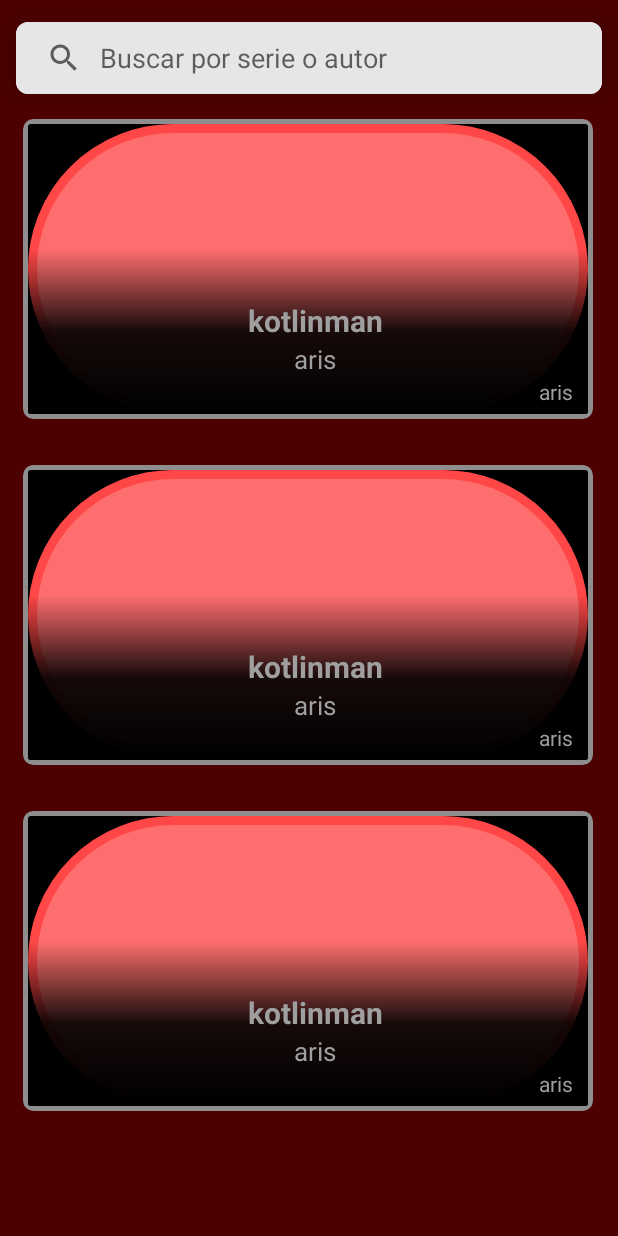
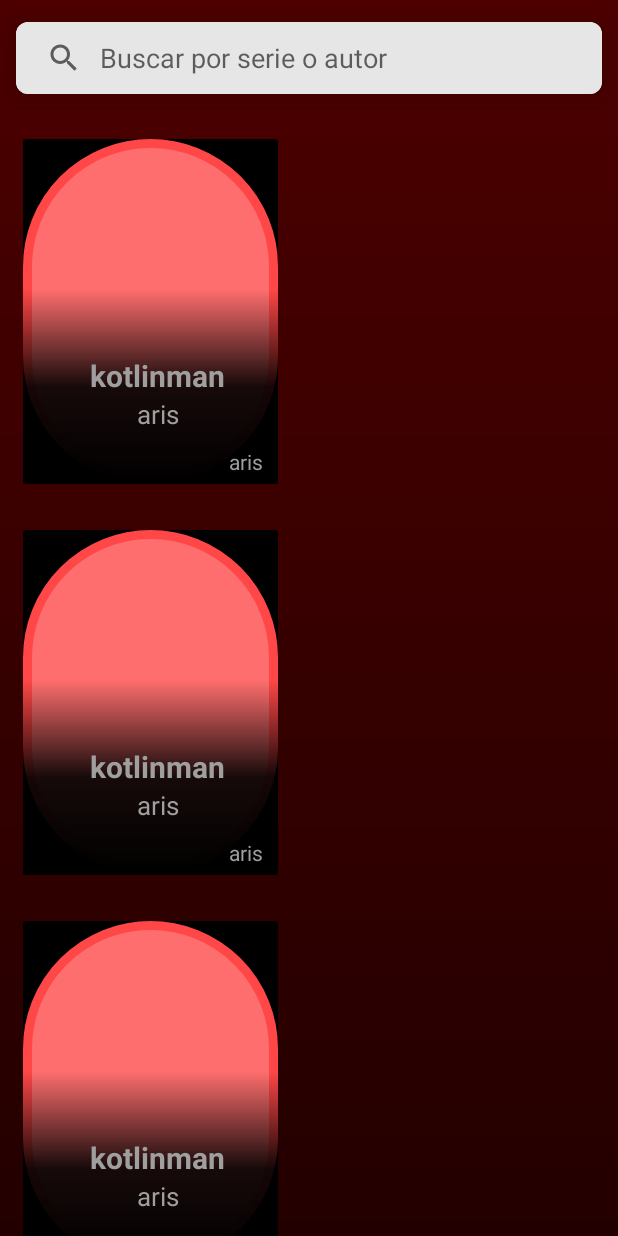
Before and after one commit to c4rlosrp/Projecto_Integrador, an Android app: the layout fragment_search.xml on its own in the app's theme, with its tools: preview values and no code run, on a phone screen of 412 x 824 dp. Run offline under Robolectric (Android 15) with nearby library versions, the phone set to English and light mode, and no system bars.

Commit message:
commit diseño

```diff
--- a/app/build.gradle
+++ b/app/build.gradle
@@ -30,10 +30,6 @@ android {
     kotlinOptions {
         jvmTarget = '1.8'
     }
-
-    viewBinding{
-        enabled = "true"
-    }
 }
 
 dependencies {
--- a/app/src/main/java/com/example/projectointegrador/BookFragment.kt
+++ b/app/src/main/java/com/example/projectointegrador/BookFragment.kt
@@ -1,19 +1,14 @@
 package com.example.projectointegrador
 
 import android.annotation.SuppressLint
-import android.net.Uri
 import android.os.Bundle
 import androidx.fragment.app.Fragment
 import android.view.LayoutInflater
 import android.view.View
 import android.view.ViewGroup
-import android.widget.ImageView
-import androidx.activity.result.contract.ActivityResultContracts
-import androidx.core.content.FileProvider
 import androidx.recyclerview.widget.LinearLayoutManager
 import androidx.recyclerview.widget.RecyclerView
 import com.example.projectointegrador.adapter.SuperHeroAdapter
-import java.io.File
 
 class BookFragment : Fragment() {
 
--- a/app/src/main/java/com/example/projectointegrador/adapter/SuperHeroViewHolder.kt
+++ b/app/src/main/java/com/example/projectointegrador/adapter/SuperHeroViewHolder.kt
@@ -12,7 +12,6 @@ import com.squareup.picasso.Picasso
 
 class SuperHeroViewHolder(val view: View) : RecyclerView.ViewHolder(view) {
 
-    private lateinit var imagen:ImageView
     val superHero = view.findViewById<TextView>(R.id.tvSuperHeroName)
     val realName = view.findViewById<TextView>(R.id.tvRealName)
     val publisher = view.findViewById<TextView>(R.id.tvPublisher)
--- /dev/null
+++ b/app/src/main/res/drawable/fondo_app.xml
@@ -0,0 +1,8 @@
+<?xml version="1.0" encoding="utf-8"?>
+<shape xmlns:android="http://schemas.android.com/apk/res/android">
+        <gradient
+            android:angle="50"
+            android:startColor="#4C0000"
+            android:endColor="#230000"
+            />
+</shape>
--- a/app/src/main/res/layout/fragment_book.xml
+++ b/app/src/main/res/layout/fragment_book.xml
@@ -6,7 +6,7 @@
     tools:context=".BookFragment"
     android:gravity="center"
     android:orientation="vertical"
-    android:background="#4C0000">
+    android:background="@drawable/fondo_app">
 
     <androidx.recyclerview.widget.RecyclerView
         android:id="@+id/recyclerSuperHero"
--- a/app/src/main/res/layout/fragment_search.xml
+++ b/app/src/main/res/layout/fragment_search.xml
@@ -1,5 +1,5 @@
 <?xml version="1.0" encoding="utf-8"?>
-<RelativeLayout xmlns:android="http://schemas.android.com/apk/res/android"
+<LinearLayout xmlns:android="http://schemas.android.com/apk/res/android"
     xmlns:tools="http://schemas.android.com/tools"
     android:layout_width="match_parent"
     android:layout_height="match_parent"
@@ -7,7 +7,7 @@
     tools:context=".SearchFragment"
     android:gravity="top"
     android:orientation="vertical"
-    android:background="#4C0000"
+    android:background="@drawable/fondo_app"
     >
 
     <com.google.android.material.card.MaterialCardView
@@ -32,12 +32,11 @@
     </com.google.android.material.card.MaterialCardView>
 
     <androidx.recyclerview.widget.RecyclerView
-        android:id="@+id/recyclerSuperHero"
+        android:id="@+id/recyclerLibros"
 
         android:layout_width="match_parent"
         android:layout_height="wrap_content"
-        android:layout_marginTop="64dp"
-        tools:listitem="@layout/item_superhero"
+        tools:listitem="@layout/item_libros"
         />
 
-</RelativeLayout>
+</LinearLayout>
--- a/app/src/main/res/layout/fragment_user.xml
+++ b/app/src/main/res/layout/fragment_user.xml
@@ -6,7 +6,7 @@
     android:gravity="center"
     android:layout_width="match_parent"
     android:layout_height="match_parent"
-    android:background="#4C0000"
+    android:background="@drawable/fondo_app"
     >
     <LinearLayout
         android:layout_width="match_parent"
--- a/app/src/main/res/layout/item_libros.xml
+++ b/app/src/main/res/layout/item_libros.xml
@@ -1,18 +1,82 @@
 <?xml version="1.0" encoding="utf-8"?>
-<LinearLayout xmlns:android="http://schemas.android.com/apk/res/android"
-    android:orientation="vertical"
-    android:layout_margin="15dp"
-    android:background="#293379"
-    android:layout_height="200dp"
-    android:layout_width="380dp"
-    android:gravity="center">
+<RelativeLayout xmlns:android="http://schemas.android.com/apk/res/android"
+    xmlns:app="http://schemas.android.com/apk/res-auto"
+    xmlns:tools="http://schemas.android.com/tools"
+    android:layout_height="230dp"
+    android:layout_width="170dp"
+    android:layout_margin="15dp">
 
-    <TextView
-        android:id="@+id/mytexto"
+    <androidx.cardview.widget.CardView
+        android:id="@+id/cardIvSuperHero"
         android:layout_width="match_parent"
-        android:layout_height="wrap_content"
-        android:layout_margin="20dp"
-        android:textColor="@android:color/white"
-        android:textSize="16sp"
-        android:gravity="center"/>
-</LinearLayout>
+        android:layout_height="match_parent"
+        app:cardCornerRadius="2dp"
+        android:backgroundTint="@color/transparente"
+        android:outlineAmbientShadowColor="@color/transparente"
+        android:outlineSpotShadowColor="@color/transparente">
+        <ImageView
+            android:id="@+id/ivBooks"
+            android:layout_width="match_parent"
+            android:layout_height="match_parent"
+            android:src="@drawable/border_button"
+
+            android:scaleType="centerCrop"
+            tools:background="@color/black" />
+    </androidx.cardview.widget.CardView>
+
+    <androidx.cardview.widget.CardView
+        android:layout_width="match_parent"
+        android:layout_height="130dp"
+        android:layout_alignBottom="@id/cardIvSuperHero"
+        android:backgroundTint="@color/transparente"
+        android:outlineAmbientShadowColor="@color/transparente"
+        android:outlineSpotShadowColor="@color/transparente">
+        <LinearLayout
+            android:layout_width="match_parent"
+            android:layout_height="match_parent"
+            android:paddingLeft="10dp"
+            android:gravity="bottom"
+            android:paddingBottom="5dp"
+            android:background="@drawable/fondo_libros"
+            android:orientation="vertical"
+            >
+
+            <TextView
+                android:id="@+id/tvBookName"
+                android:layout_width="wrap_content"
+                android:layout_height="wrap_content"
+                android:textColor="@color/gris"
+                android:layout_gravity="center"
+                tools:text="kotlinman"
+                android:textStyle="bold"
+                android:textSize="20dp"
+
+                tools:ignore="MissingConstraints" />
+
+
+            <TextView
+                android:id="@+id/tvAuthorName"
+                android:layout_width="wrap_content"
+                android:layout_height="wrap_content"
+                android:textColor="@color/gris"
+                android:layout_gravity="center"
+                android:textSize="17dp"
+                android:layout_marginBottom="10dp"
+                tools:text="aris" />
+
+            <TextView
+                android:id="@+id/tvNumVolumen"
+                android:layout_width="wrap_content"
+                android:layout_height="wrap_content"
+                android:textColor="@color/gris"
+                android:layout_gravity="end"
+                android:textSize="14dp"
+                android:layout_marginRight="10dp"
+                tools:text="aris" />
+
+        </LinearLayout>
+
+    </androidx.cardview.widget.CardView>
+
+
+</RelativeLayout>
```
Also changed, not shown: app/src/main/java/com/example/projectointegrador/Books.kt (added, +10 -0 lines), app/src/main/java/com/example/projectointegrador/BooksProvider.kt (added, +63 -0 lines), app/src/main/java/com/example/projectointegrador/MainActivity.kt (+0 -13 lines), app/src/main/java/com/example/projectointegrador/SearchFragment.kt (+9 -13 lines), app/src/main/java/com/example/projectointegrador/adapter/SuperHeroAdapter.kt (+0 -7 lines), app/src/main/java/com/example/projectointegrador/adapter2/BookAdapter.kt (added, +28 -0 lines), app/src/main/java/com/example/projectointegrador/adapter2/BookViewHolder.kt (added, +27 -0 lines).
